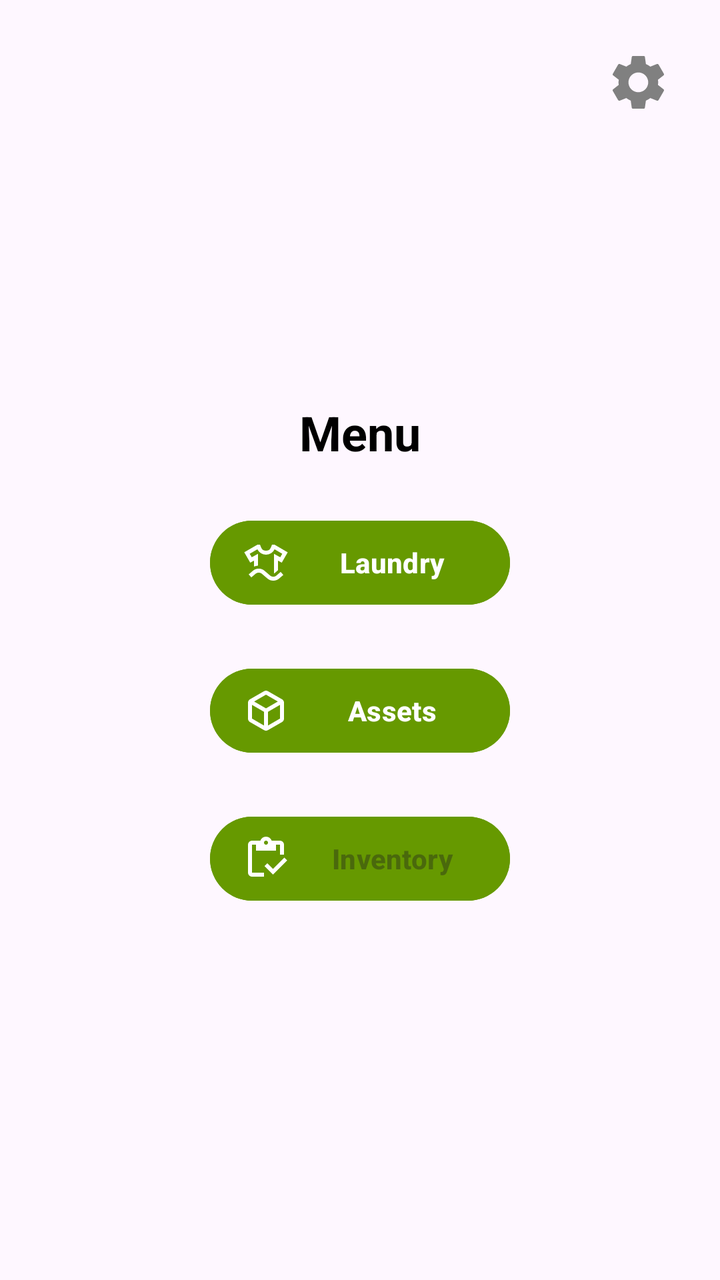
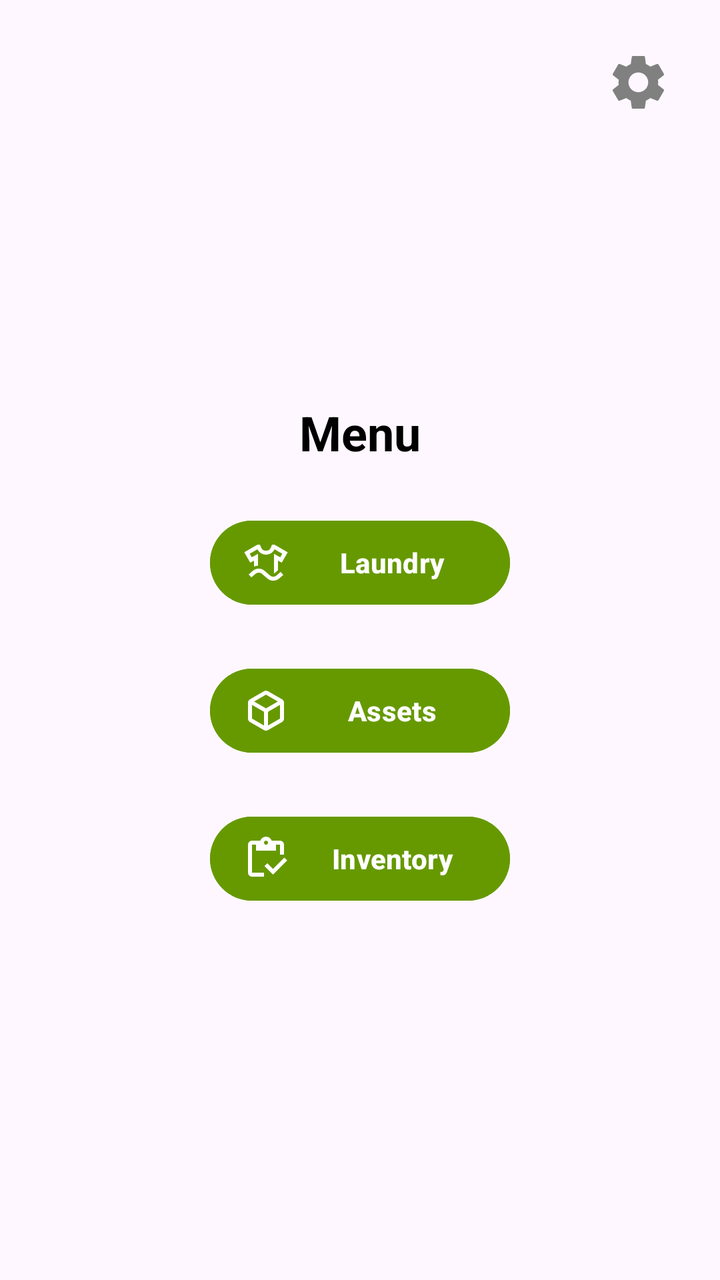

Before-and-after screenshots of an Android layout around one commit, followed by the original layout XML and the change that was made.
<!-- AndroidManifest.xml: application theme Theme.RFIDLaundryAsset -->
<!-- res/layout/activity_main.xml -->
<?xml version="1.0" encoding="utf-8"?>
<androidx.constraintlayout.widget.ConstraintLayout xmlns:android="http://schemas.android.com/apk/res/android"
    xmlns:app="http://schemas.android.com/apk/res-auto"
    xmlns:tools="http://schemas.android.com/tools"
    android:id="@+id/main"
    android:layout_width="match_parent"
    android:layout_height="match_parent"
    tools:context=".MainActivity">

    
    <TextView
        android:id="@+id/titleText"
        android:layout_width="wrap_content"
        android:layout_height="wrap_content"
        android:layout_marginTop="200dp"
        android:text="Menu"
        android:textSize="24sp"
        android:textStyle="bold"
        android:textColor="@android:color/black"
        app:layout_constraintEnd_toEndOf="parent"
        app:layout_constraintStart_toStartOf="parent"
        app:layout_constraintTop_toTopOf="parent"
        tools:ignore="HardcodedText" />

    
    <Button
        android:id="@+id/buttonLaundry"
        android:layout_width="150dp"
        android:layout_height="50dp"
        android:layout_marginTop="24dp"
        android:backgroundTint="@android:color/holo_green_dark"
        android:text="Laundry"
        android:drawableTint="@android:color/white"
        android:textStyle="bold"
        android:drawableLeft="@drawable/ic_laundry"
        android:paddingStart="16dp"
        android:paddingEnd="16dp"
        app:layout_constraintEnd_toEndOf="parent"
        app:layout_constraintStart_toStartOf="parent"
        app:layout_constraintTop_toBottomOf="@id/titleText"
        tools:ignore="HardcodedText,RtlHardcoded" />

    
    <Button
        android:id="@+id/buttonAssets"
        android:layout_width="150dp"
        android:layout_height="50dp"
        android:layout_marginTop="24dp"
        android:backgroundTint="@android:color/holo_green_dark"
        android:text="Assets"
        android:drawableTint="@android:color/white"
        android:textStyle="bold"
        android:drawableLeft="@drawable/ic_assets"
        android:paddingStart="16dp"
        android:paddingEnd="16dp"
        app:layout_constraintEnd_toEndOf="parent"
        app:layout_constraintStart_toStartOf="parent"
        app:layout_constraintTop_toBottomOf="@id/buttonLaundry"
        tools:ignore="HardcodedText,RtlHardcoded" />

    
    <Button
        android:id="@+id/buttonInventory"
        android:layout_width="150dp"
        android:layout_height="50dp"
        android:layout_marginTop="24dp"
        android:backgroundTint="@android:color/holo_green_dark"
        android:text="Inventory"
        android:drawableTint="@android:color/white"
        android:textStyle="bold"
        android:drawableLeft="@drawable/ic_inventory"
        android:paddingStart="16dp"
        android:paddingEnd="16dp"
        android:enabled="false"
        app:layout_constraintEnd_toEndOf="parent"
        app:layout_constraintStart_toStartOf="parent"
        app:layout_constraintTop_toBottomOf="@id/buttonAssets"
        tools:ignore="HardcodedText,RtlHardcoded" />

    
    <ImageButton
        android:id="@+id/buttonSettings"
        android:layout_width="50dp"
        android:layout_height="50dp"
        android:layout_marginTop="16dp"
        android:layout_marginEnd="16dp"
        android:background="?android:attr/selectableItemBackgroundBorderless"
        android:contentDescription="Settings"
        android:src="@drawable/ic_settings"
        app:layout_constraintEnd_toEndOf="parent"
        app:layout_constraintTop_toTopOf="parent"
        tools:ignore="HardcodedText" />

</androidx.constraintlayout.widget.ConstraintLayout>
<!-- resources referenced by this layout -->
<resources>
  <!-- drawable ic_assets (drawable) -->
  <vector xmlns:android="http://schemas.android.com/apk/res/android"
      android:width="24dp"
      android:height="24dp"
      android:viewportWidth="960"
      android:viewportHeight="960"
      android:tint="?attr/colorControlNormal">
    <path
        android:fillColor="@android:color/white"
        android:pathData="M440,777L440,503L200,364L200,638Q200,638 200,638Q200,638 200,638L440,777ZM520,777L760,638Q760,638 760,638Q760,638 760,638L760,364L520,503L520,777ZM480,434L717,297L480,160Q480,160 480,160Q480,160 480,160L243,297L480,434ZM160,708Q141,697 130.5,679Q120,661 120,639L120,321Q120,299 130.5,281Q141,263 160,252L440,91Q459,80 480,80Q501,80 520,91L800,252Q819,263 829.5,281Q840,299 840,321L840,639Q840,661 829.5,679Q819,697 800,708L520,869Q501,880 480,880Q459,880 440,869L160,708ZM480,480Q480,480 480,480Q480,480 480,480L480,480Q480,480 480,480Q480,480 480,480L480,480Q480,480 480,480Q480,480 480,480L480,480Q480,480 480,480Q480,480 480,480L480,480Q480,480 480,480Q480,480 480,480L480,480Q480,480 480,480Q480,480 480,480Z"/>
  </vector>
  <!-- drawable ic_inventory (drawable) -->
  <vector xmlns:android="http://schemas.android.com/apk/res/android"
      android:width="24dp"
      android:height="24dp"
      android:viewportWidth="960"
      android:viewportHeight="960"
      android:tint="?attr/colorControlNormal">
    <path
        android:fillColor="@android:color/white"
        android:pathData="M620,797L450,627L506,571L620,685L846,459L902,515L620,797ZM840,400L760,400L760,200Q760,200 760,200Q760,200 760,200L680,200L680,320L280,320L280,200L200,200Q200,200 200,200Q200,200 200,200L200,760Q200,760 200,760Q200,760 200,760L440,760L440,840L200,840Q167,840 143.5,816.5Q120,793 120,760L120,200Q120,167 143.5,143.5Q167,120 200,120L367,120Q378,85 410,62.5Q442,40 480,40Q520,40 551.5,62.5Q583,85 594,120L760,120Q793,120 816.5,143.5Q840,167 840,200L840,400ZM480,200Q497,200 508.5,188.5Q520,177 520,160Q520,143 508.5,131.5Q497,120 480,120Q463,120 451.5,131.5Q440,143 440,160Q440,177 451.5,188.5Q463,200 480,200Z"/>
  </vector>
  <!-- drawable ic_settings (drawable) -->
  <vector xmlns:android="http://schemas.android.com/apk/res/android" android:height="33dp" android:tint="#808080" android:viewportHeight="24" android:viewportWidth="24" android:width="33dp">
  
      <path android:fillColor="@android:color/white" android:pathData="M19.14,12.94c0.04,-0.3 0.06,-0.61 0.06,-0.94c0,-0.32 -0.02,-0.64 -0.07,-0.94l2.03,-1.58c0.18,-0.14 0.23,-0.41 0.12,-0.61l-1.92,-3.32c-0.12,-0.22 -0.37,-0.29 -0.59,-0.22l-2.39,0.96c-0.5,-0.38 -1.03,-0.7 -1.62,-0.94L14.4,2.81c-0.04,-0.24 -0.24,-0.41 -0.48,-0.41h-3.84c-0.24,0 -0.43,0.17 -0.47,0.41L9.25,5.35C8.66,5.59 8.12,5.92 7.63,6.29L5.24,5.33c-0.22,-0.08 -0.47,0 -0.59,0.22L2.74,8.87C2.62,9.08 2.66,9.34 2.86,9.48l2.03,1.58C4.84,11.36 4.8,11.69 4.8,12s0.02,0.64 0.07,0.94l-2.03,1.58c-0.18,0.14 -0.23,0.41 -0.12,0.61l1.92,3.32c0.12,0.22 0.37,0.29 0.59,0.22l2.39,-0.96c0.5,0.38 1.03,0.7 1.62,0.94l0.36,2.54c0.05,0.24 0.24,0.41 0.48,0.41h3.84c0.24,0 0.44,-0.17 0.47,-0.41l0.36,-2.54c0.59,-0.24 1.13,-0.56 1.62,-0.94l2.39,0.96c0.22,0.08 0.47,0 0.59,-0.22l1.92,-3.32c0.12,-0.22 0.07,-0.47 -0.12,-0.61L19.14,12.94zM12,15.6c-1.98,0 -3.6,-1.62 -3.6,-3.6s1.62,-3.6 3.6,-3.6s3.6,1.62 3.6,3.6S13.98,15.6 12,15.6z"/>
  
  </vector>
  <style name="Theme.RFIDLaundryAsset" parent="Base.Theme.RFIDLaundryAsset" />
  <style name="Base.Theme.RFIDLaundryAsset" parent="Theme.Material3.DayNight.NoActionBar">
          
          
      </style>
  <!-- unchanged entries left out for length: 1 -->
</resources>

<!-- the commit's change to res/layout/activity_main.xml (unified diff, before → after) -->
@@ -71,7 +71,6 @@
         android:drawableLeft="@drawable/ic_inventory"
         android:paddingStart="16dp"
         android:paddingEnd="16dp"
-        android:enabled="false"
         app:layout_constraintEnd_toEndOf="parent"
         app:layout_constraintStart_toStartOf="parent"
         app:layout_constraintTop_toBottomOf="@id/buttonAssets"
